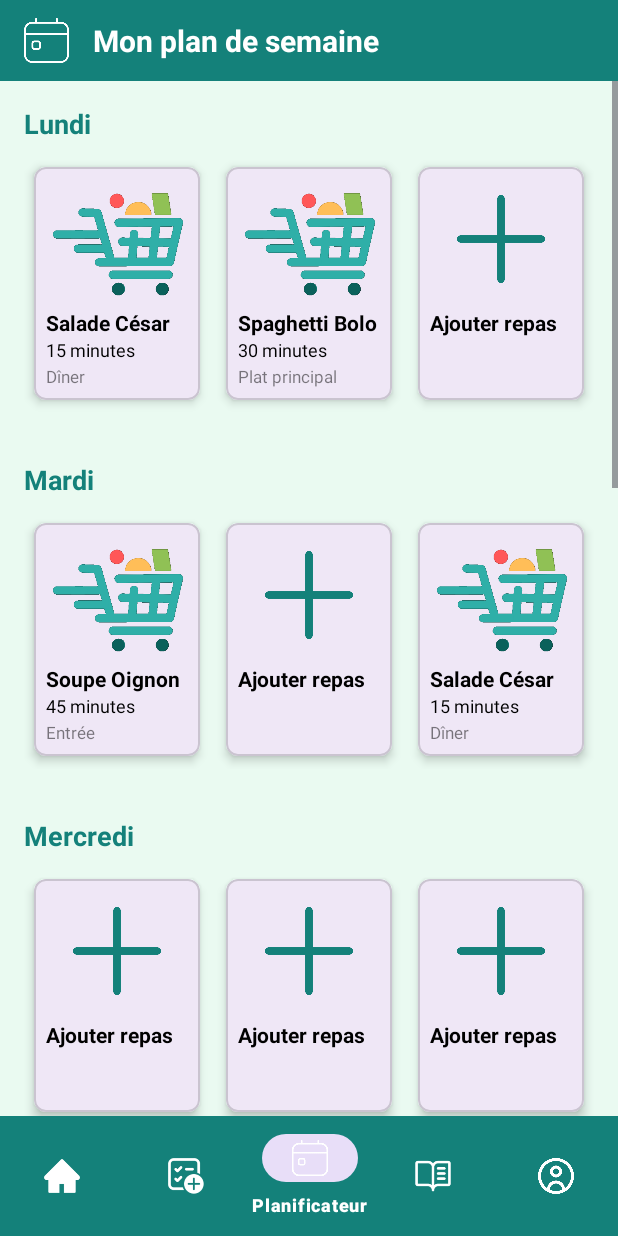
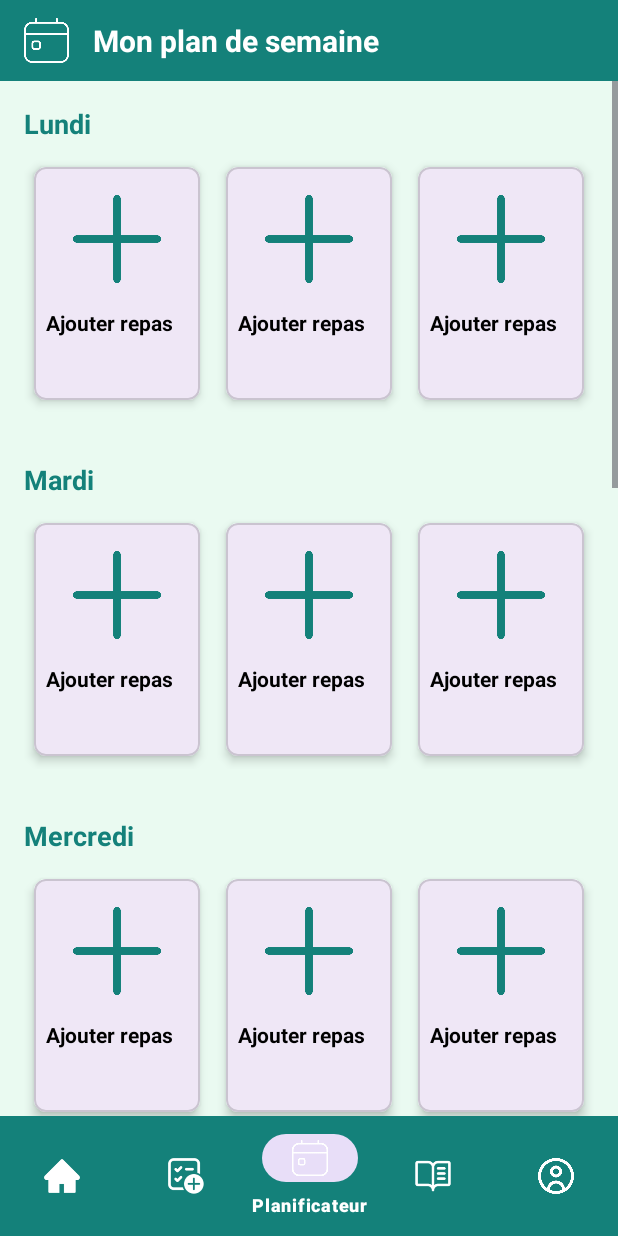
Before and after one commit to Yasmtidk/TCH099PlanigoAndroid, an Android app: the EditProfileActivity screen opened directly, with no data from a screen before it, item 3 of the bottom bar chosen, on a phone screen of 412 x 824 dp. Run offline under Robolectric (Android 15) with nearby library versions, the phone set to English and light mode, and no system bars; our stand-ins replace Picasso; network calls fail; pictures from the network do not load; 2 statements that could not run were skipped.

Commit message:
Ajout des routes pour chercher les données de la base de donnée pour le profil. Aussi, ajout de la fonctionnalité d'Ajouter des recettes dans le plan de repas selon des recettes de la base de données

```diff
--- a/app/build.gradle.kts
+++ b/app/build.gradle.kts
@@ -44,4 +44,5 @@ dependencies {
     androidTestImplementation(libs.ext.junit)
     androidTestImplementation(libs.espresso.core)
     implementation("com.fasterxml.jackson.core:jackson-databind:2.16.1")
+    implementation ("androidx.core:core-splashscreen:1.0.0")
 }
--- a/app/src/main/java/com/example/test_planigo/vue/activites/ConnectionActivity.java
+++ b/app/src/main/java/com/example/test_planigo/vue/activites/ConnectionActivity.java
@@ -44,9 +44,7 @@ public class ConnectionActivity extends AppCompatActivity {
         // Observer le résultat de la tentative de connexion
         // Aller à la page d'accueil si la réponse est un client, sinon afficher un message d'erreur
         viewModel.getConnexion().observe(this, reponseConnexion -> {
-            if (reponseConnexion instanceof Client) {
-                Client clientConnecte = (Client) reponseConnexion;
-                ClientActuel.setClientConnecter(clientConnecte); // Stocker le client connecté globalement
+            if (reponseConnexion instanceof Boolean) {
                 Toast.makeText(ConnectionActivity.this, "Connexion réussie !", Toast.LENGTH_SHORT).show();
                 // Naviguer vers l'accueil
                 Intent intent = new Intent(ConnectionActivity.this, AccueilActivity.class);
--- a/app/src/main/java/com/example/test_planigo/vue/activites/WeeklyPlannerActivity.java
+++ b/app/src/main/java/com/example/test_planigo/vue/activites/WeeklyPlannerActivity.java
@@ -111,18 +111,7 @@ public class WeeklyPlannerActivity extends AppCompatActivity {
 
     // Simulation: Chargement / Initialisation
     private void loadOrInitializePlanner() {
-        if (currentPlan.isEmpty()) {
-            Log.d("Planner", "Initialisation du plan avec données factices.");
-            RecetteAbrege recette1 = new RecetteAbrege(1, "Salade César", 15, "Dîner", "URL1");
-            RecetteAbrege recette2 = new RecetteAbrege(2, "Spaghetti Bolo", 30, "Plat principal", "URL2");
-            RecetteAbrege recette3 = new RecetteAbrege(3, "Soupe Oignon", 45, "Entrée", "URL3");
-            currentPlan.put("Lundi_0", recette1);
-            currentPlan.put("Lundi_1", recette2);
-            currentPlan.put("Mardi_0", recette3);
-            currentPlan.put("Mardi_2", recette1);
-        } else {
-            Log.d("Planner", "Chargement du plan existant (statique). Size: " + currentPlan.size());
-        }
+
         populateAllCards();
     }
 
@@ -196,7 +185,7 @@ public class WeeklyPlannerActivity extends AppCompatActivity {
             imageView.setPadding(16, 16, 16, 16);
 
             cardRootView.setOnClickListener(v -> {
-                Intent intent = new Intent(WeeklyPlannerActivity.this, MaListeRecettesActivity.class);
+                Intent intent = new Intent(WeeklyPlannerActivity.this, RechercheRecetteActivity.class);
                 intent.putExtra("SELECTION_MODE", true);
                 intent.putExtra("SLOT_KEY", slotKey);
                 Log.d("Planner", "Lancement sélection pour slot: " + slotKey);
```
Also changed, not shown: app/src/main/java/com/example/test_planigo/VueModele/PlanigoViewModel.java (+12 -2 lines), app/src/main/java/com/example/test_planigo/vue/activites/EditProfileActivity.java (+8 -8 lines), app/src/main/java/com/example/test_planigo/vue/activites/ProfileActivity.java (+35 -19 lines), app/src/main/res/layout/popup_ajout_stock_ingredient.xml (deleted, +0 -16 lines).
